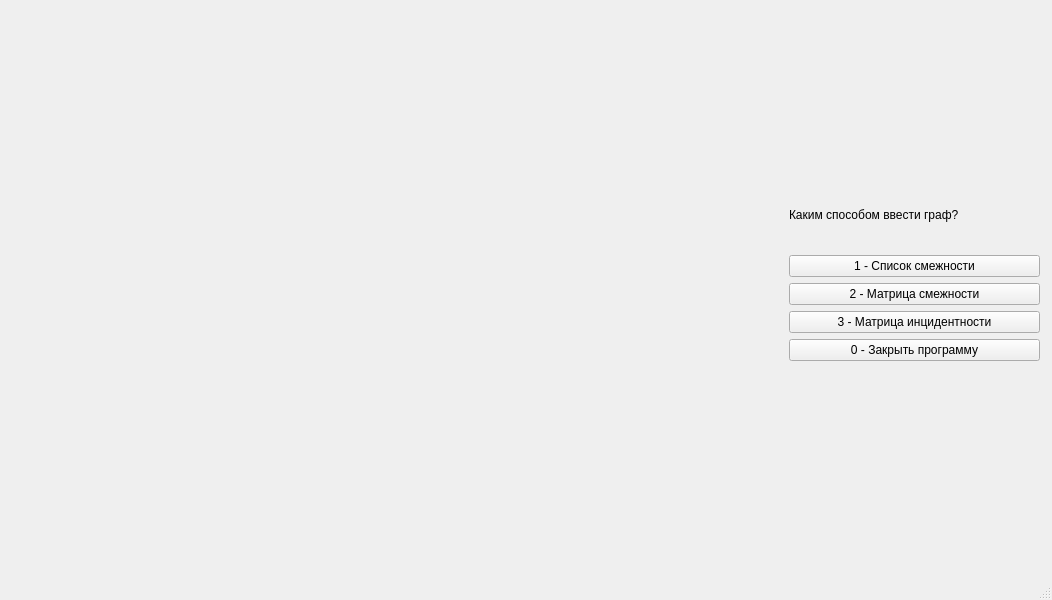
This is mainwindow.ui in Clovi1/Graph as Qt 5 draws it before an edit. The edited form follows.
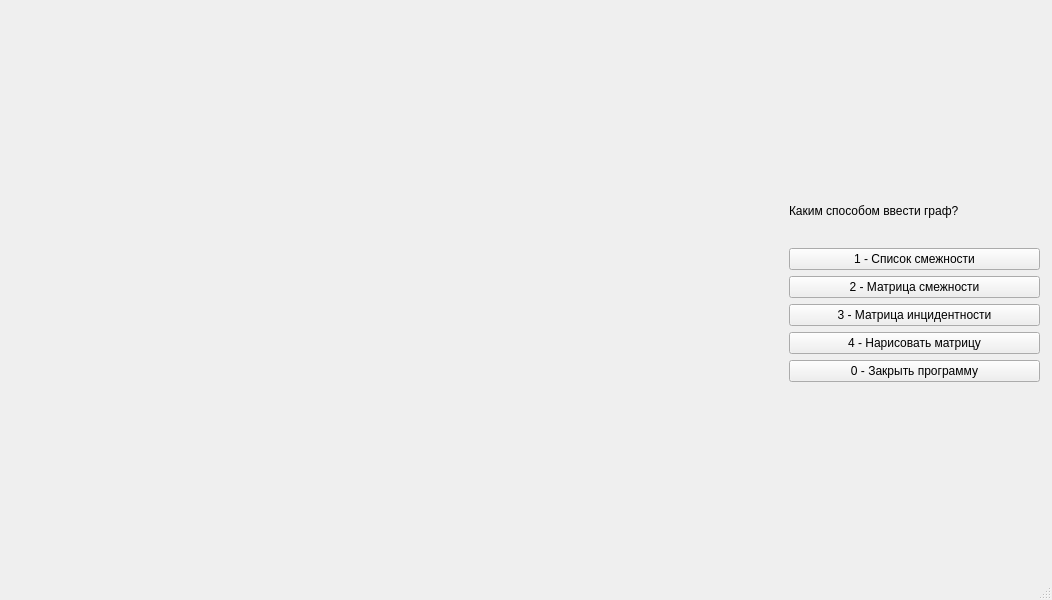
This is the edited form.

```diff
--- a/mainwindow.ui
+++ b/mainwindow.ui
@@ -20,7 +20,7 @@
       <x>789</x>
       <y>180</y>
       <width>251</width>
-      <height>181</height>
+      <height>202</height>
      </rect>
     </property>
     <layout class="QVBoxLayout" name="verticalLayout">
@@ -56,6 +56,13 @@
        </property>
       </widget>
      </item>
+     <item>
+      <widget class="QPushButton" name="pushButton_4">
+       <property name="text">
+        <string>4 - Нарисовать матрицу</string>
+       </property>
+      </widget>
+     </item>
      <item>
       <widget class="QPushButton" name="exit">
        <property name="text">
```
Left out of the diff: 2 changed lines with no effect on the pictures.
